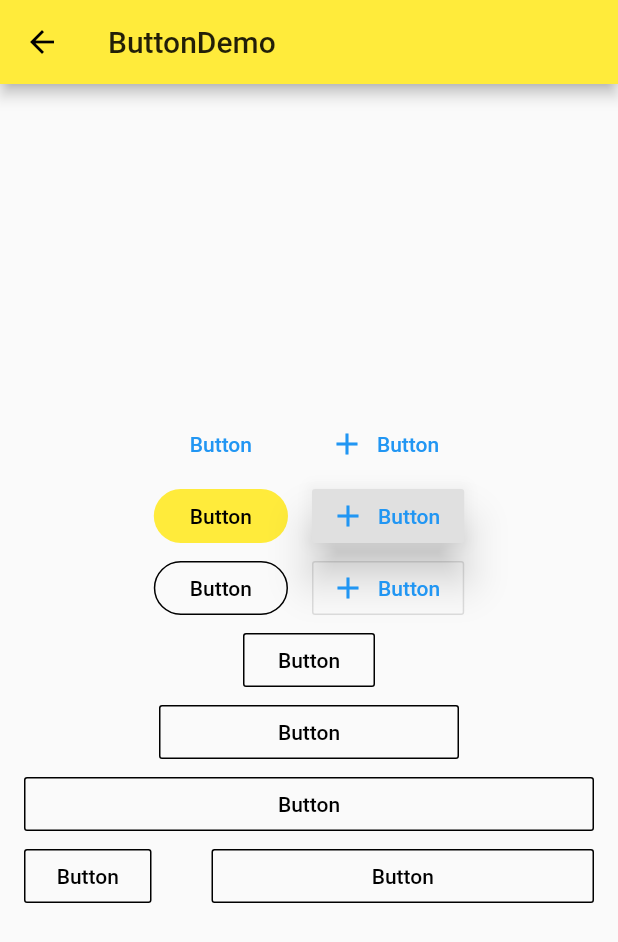
After one commit to JohnsonBob/Flutter_Demo, a Flutter app: the screen it shows after launch, after a tap on "ButtonDemo", on a phone screen of 412 x 824 dp. The commit adds this screen. Shown: the top 942 px of the screen. Run offline on Flutter 3.47's test engine with Material 2 defaults, Android fonts, the phone set to English and light mode, and no system bars.

Commit message:
material component done

```diff
--- /dev/null
+++ b/lib/demo/button_demo.dart
@@ -0,0 +1,225 @@
+import 'package:flutter/material.dart';
+
+class ButtonDemo extends StatelessWidget {
+  @override
+  Widget build(BuildContext context) {
+    return Scaffold(
+      appBar: AppBar(
+        title: Text('ButtonDemo'),
+      ),
+      body: Container(
+        padding: EdgeInsets.all(16.0),
+        child: Column(
+          mainAxisAlignment: MainAxisAlignment.center,
+          children: <Widget>[
+            _flatButtonDemo,
+            _raisedButtonDemo(context),
+            _outlineButtonDemo(context),
+            _utlineButton1,
+            _utlineButton2,
+            _utlineButton3,
+            _utlineButton4,
+          ],
+        ),
+      ),
+    );
+  }
+
+  final _flatButtonDemo = Row(
+    mainAxisAlignment: MainAxisAlignment.center,
+    children: <Widget>[
+      FlatButton(
+        child: Text('Button'),
+        onPressed: () {},
+        splashColor: Colors.grey,
+        textColor: Colors.blue,
+      ),
+      SizedBox(
+        width: 16,
+      ),
+      FlatButton.icon(
+        label: Text('Button'),
+        onPressed: () {},
+        splashColor: Colors.grey,
+        textColor: Colors.blue,
+        icon: Icon(Icons.add),
+      ),
+    ],
+  );
+
+  Widget _raisedButtonDemo(BuildContext context) {
+    return Row(
+      mainAxisAlignment: MainAxisAlignment.center,
+      children: <Widget>[
+        Theme(
+          data: Theme.of(context).copyWith(
+            buttonColor: Colors.blue,
+            buttonTheme: ButtonThemeData(
+                textTheme: ButtonTextTheme.primary,
+                /*shape: BeveledRectangleBorder(
+                borderRadius: BorderRadius.circular(4)
+              ),*/
+                shape: StadiumBorder()),
+          ),
+          child: RaisedButton(
+            child: Text('Button'),
+            onPressed: () {},
+//        splashColor: Colors.grey,
+//        textColor: Colors.white,
+            elevation: 0.0,
+//            color: Colors.blue,
+//            textTheme: ButtonTextTheme.primary,
+          ),
+        ),
+        SizedBox(
+          width: 16,
+        ),
+        RaisedButton.icon(
+          label: Text('Button'),
+          onPressed: () {},
+          splashColor: Colors.grey,
+          textColor: Colors.blue,
+          icon: Icon(Icons.add),
+          elevation: 12,
+        ),
+      ],
+    );
+  }
+
+  Widget _outlineButtonDemo(BuildContext context) {
+    return Row(
+      mainAxisAlignment: MainAxisAlignment.center,
+      children: <Widget>[
+        Theme(
+          data: Theme.of(context).copyWith(
+            buttonColor: Colors.blue,
+            buttonTheme: ButtonThemeData(
+                textTheme: ButtonTextTheme.primary,
+                /*shape: BeveledRectangleBorder(
+                borderRadius: BorderRadius.circular(4)
+              ),*/
+                shape: StadiumBorder()),
+          ),
+          child: OutlineButton(
+            child: Text('Button'),
+            onPressed: () {},
+            splashColor: Colors.grey[100],
+            borderSide: BorderSide(
+                color: Colors.black
+            ),
+            textColor: Colors.black,
+            highlightColor: Colors.grey,
+//            color: Colors.blue,
+//            textTheme: ButtonTextTheme.primary,
+          ),
+        ),
+        SizedBox(
+          width: 16,
+        ),
+        OutlineButton.icon(
+          label: Text('Button'),
+          onPressed: () {},
+          splashColor: Colors.grey,
+          textColor: Colors.blue,
+          icon: Icon(Icons.add),
+        ),
+      ],
+    );
+  }
+
+  final _utlineButton1 = Row(
+    mainAxisAlignment: MainAxisAlignment.center,
+    children: <Widget>[
+      OutlineButton(
+        child: Text('Button'),
+        onPressed: () {},
+        splashColor: Colors.grey[100],
+        borderSide: BorderSide(
+            color: Colors.black
+        ),
+        textColor: Colors.black,
+        highlightColor: Colors.grey,
+//            color: Colors.blue,
+//            textTheme: ButtonTextTheme.primary,
+      ),
+    ],
+  );
+
+  final _utlineButton2 = Row(
+    mainAxisAlignment: MainAxisAlignment.center,
+    children: <Widget>[
+      Container(
+        width: 200,
+        child: OutlineButton(
+          child: Text('Button'),
+          onPressed: () {},
+          splashColor: Colors.grey[100],
+          borderSide: BorderSide(
+              color: Colors.black
+          ),
+          textColor: Colors.black,
+          highlightColor: Colors.grey,
+//            color: Colors.blue,
+//            textTheme: ButtonTextTheme.primary,
+        ),
+      ),
+    ],
+  );
+
+  final _utlineButton3 = Row(
+    mainAxisAlignment: MainAxisAlignment.center,
+    children: <Widget>[
+      Expanded(
+        child: OutlineButton(
+          child: Text('Button'),
+          onPressed: () {},
+          splashColor: Colors.grey[100],
+          borderSide: BorderSide(
+              color: Colors.black
+          ),
+          textColor: Colors.black,
+          highlightColor: Colors.grey,
+//            color: Colors.blue,
+//            textTheme: ButtonTextTheme.primary,
+        ),
+      ),
+    ],
+  );
+
+  final _utlineButton4 = Row(
+    mainAxisAlignment: MainAxisAlignment.center,
+    children: <Widget>[
+      Expanded(
+        child: OutlineButton(
+          child: Text('Button'),
+          onPressed: () {},
+          splashColor: Colors.grey[100],
+          borderSide: BorderSide(
+              color: Colors.black
+          ),
+          textColor: Colors.black,
+          highlightColor: Colors.grey,
+//            color: Colors.blue,
+//            textTheme: ButtonTextTheme.primary,
+        ),
+      ),
+      SizedBox(width: 40,),
+      Expanded(
+        flex: 3,
+        child: OutlineButton(
+          child: Text('Button'),
+          onPressed: () {},
+          splashColor: Colors.grey[100],
+          borderSide: BorderSide(
+              color: Colors.black
+          ),
+          textColor: Colors.black,
+          highlightColor: Colors.grey,
+//            color: Colors.blue,
+//            textTheme: ButtonTextTheme.primary,
+        ),
+      ),
+
+    ],
+  );
+}
--- /dev/null
+++ b/lib/demo/material_component.dart
@@ -0,0 +1,69 @@
+import 'package:flutter/material.dart';
+
+import 'button_demo.dart';
+import 'floating_action_button_demo.dart';
+import 'popup_menu_button_demo.dart';
+
+class MaterialComponent extends StatelessWidget {
+  @override
+  Widget build(BuildContext context) {
+    return Scaffold(
+      appBar: AppBar(
+        title: Text('MaterialComponent'),
+        elevation: 0.0,
+      ),
+      body: ListView(
+        children: <Widget>[
+          ListItem(
+              title: "FloatingActionButton", page: FloatingActionButtonDemo()),
+          ListItem(title: "ButtonDemo", page: ButtonDemo()),
+          ListItem(title: "PopupMenuButtonDemo", page: PopupMenuButtonDemo()),
+        ],
+      ),
+    );
+  }
+}
+
+class ListItem extends StatelessWidget {
+  final String title;
+  final Widget page;
+
+  ListItem({this.title, this.page});
+
+  @override
+  Widget build(BuildContext context) {
+    return ListTile(
+      title: Text(title),
+      onTap: () {
+        Navigator.of(context)
+            .push(MaterialPageRoute(builder: (context) => page));
+      },
+    );
+  }
+}
+
+
+
+
+class _widget extends StatelessWidget {
+  @override
+  Widget build(BuildContext context) {
+    return Scaffold(
+      appBar: AppBar(
+        title: Text('ButtonDemo'),
+      ),
+      body: Container(
+        padding: EdgeInsets.all(16.0),
+        child: Column(
+          mainAxisAlignment: MainAxisAlignment.center,
+          children: <Widget>[
+            Row(
+              mainAxisAlignment: MainAxisAlignment.center,
+              children: <Widget>[],
+            )
+          ],
+        ),
+      ),
+    );
+  }
+}
--- a/lib/main.dart
+++ b/lib/main.dart
@@ -4,6 +4,7 @@ import 'demo/basic_demo.dart';
 import 'demo/MyListView.dart';
 import 'demo/botton_navigation_bar_damo.dart';
 import 'demo/form_demo.dart';
+import 'demo/material_component.dart';
 import 'demo/navigation_demo.dart';
 import 'demo/sliver_demo.dart';
 import 'demo/view_demo.dart';
@@ -17,11 +18,12 @@ class MyApp extends StatelessWidget {
     return MaterialApp(
       debugShowCheckedModeBanner: false,
 //      home: Home(),
-      initialRoute: '/form',
+      initialRoute: '/mcs',
       routes: ({
         '/': (context) => NavigationDemo(),
         '/about': (context) => Page(title: 'about'),
-        '/form': (context) => FromDemo()
+        '/form': (context) => FromDemo(),
+        '/mcs': (context) => MaterialComponent()
       }),
       theme: ThemeData(
           primarySwatch: Colors.yellow,
```
Also changed, not shown: lib/demo/floating_action_button_demo.dart (added, +39 -0 lines), lib/demo/popup_menu_button_demo.dart (added, +56 -0 lines).
